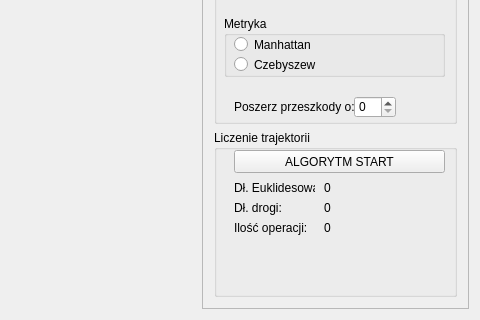
Calises/projekt_grupowy, file trajektorie3d/trajektorie3d/trajektorie3d.ui: the form before one commit; both pictures show x 455 to 935 and y 330 to 650 of the 935 by 650 pixel window.
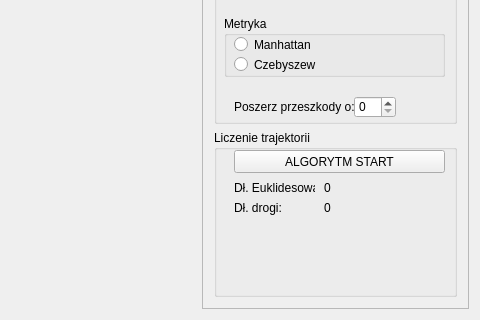
The form after the commit.

Commit message: refaktoryzacja metryki manhattan

```diff
--- a/trajektorie3d/trajektorie3d/trajektorie3d.ui
+++ b/trajektorie3d/trajektorie3d/trajektorie3d.ui
@@ -408,19 +408,6 @@
            <string>Dł. drogi:</string>
           </property>
          </widget>
-         <widget class="QLabel" name="label_7">
-          <property name="geometry">
-           <rect>
-            <x>20</x>
-            <y>90</y>
-            <width>81</width>
-            <height>16</height>
-           </rect>
-          </property>
-          <property name="text">
-           <string>Ilość operacji:</string>
-          </property>
-         </widget>
          <widget class="QLabel" name="label_lengthEuclides">
           <property name="geometry">
            <rect>
@@ -447,19 +434,6 @@
            <string>0</string>
           </property>
          </widget>
-         <widget class="QLabel" name="label_numOperations">
-          <property name="geometry">
-           <rect>
-            <x>110</x>
-            <y>90</y>
-            <width>51</width>
-            <height>16</height>
-           </rect>
-          </property>
-          <property name="text">
-           <string>0</string>
-          </property>
-         </widget>
          <widget class="QLabel" name="label_5">
           <property name="geometry">
            <rect>
```
Left out of the diff: 6 changed lines with no effect on the pictures. The commit also changes 2 other files.
